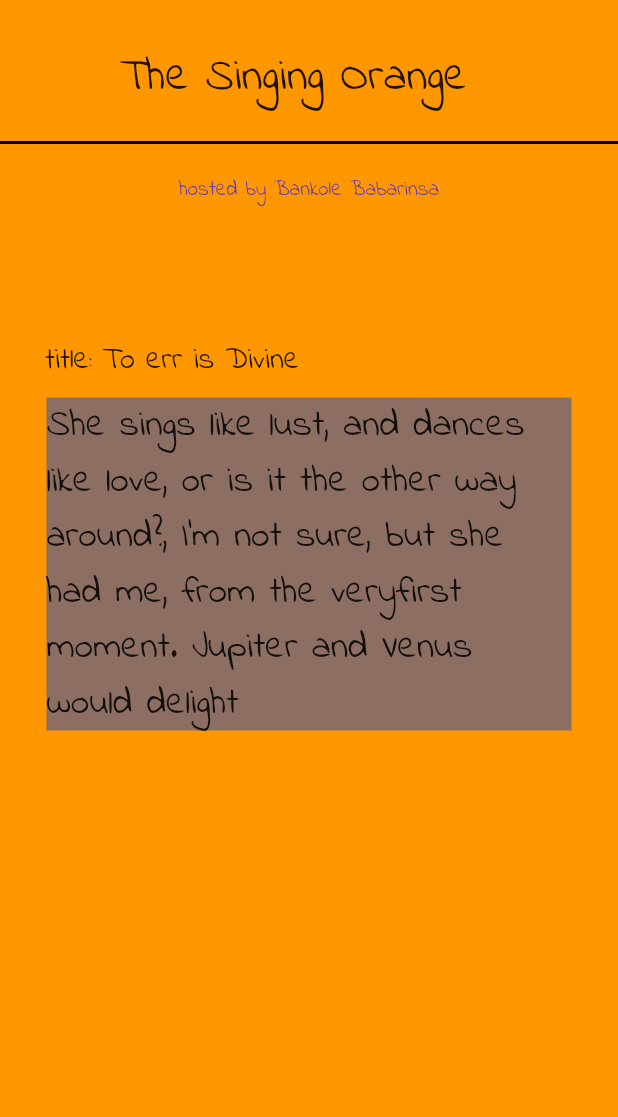
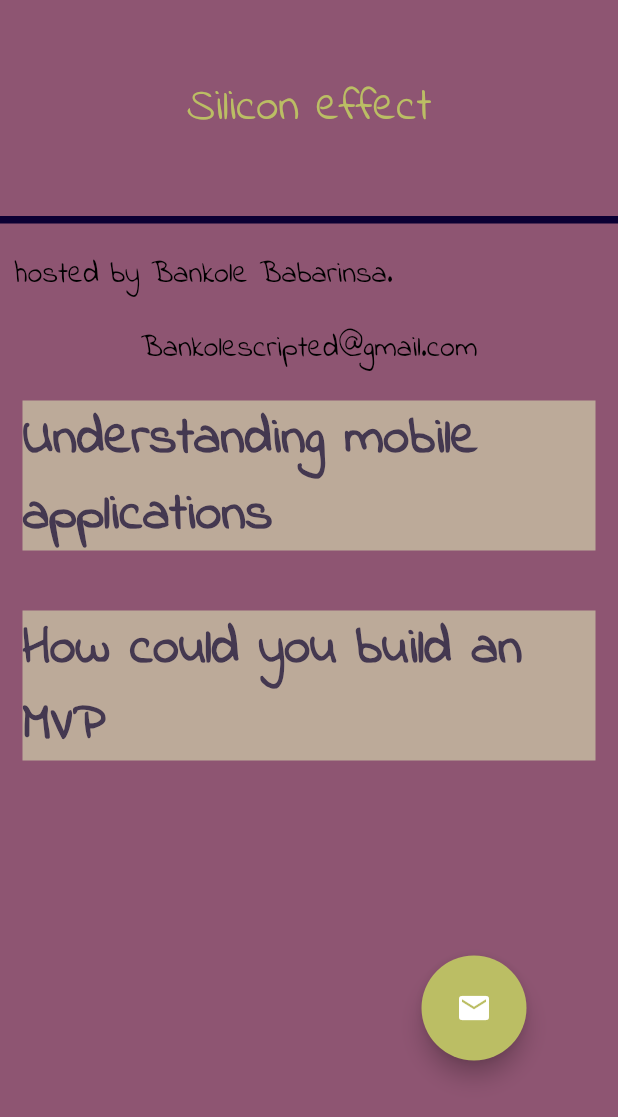
Before and after one commit to BankoleOcean29/nu_blog, a Flutter app: the screen it shows after launch, on a phone screen of 412 x 824 dp. Shown: the top 1117 px of the screen. Run offline on Flutter 3.47's test engine with Material 2 defaults, Android fonts, the phone set to English and light mode, and no system bars.

Commit message:
mobile update

```diff
--- a/lib/main.dart
+++ b/lib/main.dart
@@ -14,24 +14,34 @@ class MyApp extends StatelessWidget {
       title: 'Singing Orange',
       debugShowCheckedModeBanner: false,
       theme: ThemeData(fontFamily: 'Delicious Handrawn'),
-      home: Blog(),
+      home: Blog(myName: '', myEmail: ''),
     );
   }
 }
 
 class Blog extends StatefulWidget {
-  const Blog({Key? key}) : super(key: key);
+  const Blog({
+    Key? key,
+    required this.myName,
+    required this.myEmail,
+  }) : super(key: key);
+
+  final String myName;
+  final String myEmail;
 
   @override
   State<Blog> createState() => _BlogState();
 }
 
 class _BlogState extends State<Blog> {
+  bool isHover = false;
+  bool isHover2 = false;
+
   @override
   Widget build(BuildContext context) {
     return SafeArea(
       child: Scaffold(
-        backgroundColor: Colors.orange,
+        backgroundColor: const Color(0xff8E5572),
         body: SingleChildScrollView(
           child: LayoutBuilder(
               builder: (BuildContext context, BoxConstraints constraints) {
@@ -39,58 +49,122 @@ class _BlogState extends State<Blog> {
               return Column(
                 children: [
                   const SizedBox(
-                    height: 30,
+                    height: 50,
                   ),
-                  Row(
-                    children: const [
-                      SizedBox(
-                        width: 80,
-                      ),
-                      Text(
-                        'The Singing Orange',
-                        style: TextStyle(fontSize: 30),
-                      ),
-                    ],
+                  const Center(
+                    child: Text(
+                      'Silicon effect',
+                      style: TextStyle(fontSize: 30, color: Color(0xffBBBE64)),
+                    ),
+                  ),
+                  const SizedBox(
+                    height: 50,
+                  ),
+                  Container(
+                    height: 5,
+                    width: double.infinity,
+                    color: const Color(0xff0B0033),
                   ),
                   const SizedBox(
                     height: 20,
                   ),
-                  Container(
-                    color: Colors.black,
-                    height: 2,
-                    width: double.infinity,
+                  Row(
+                    children: [
+                      const SizedBox(
+                        width: 10,
+                      ),
+                      MouseRegion(
+                        onEnter: (PointerEvent event) {
+                          setState(() {
+                            isHover = true;
+                          });
+                        },
+                        onExit: (PointerEvent event) {
+                          setState(() {
+                            isHover = false;
+                          });
+                        },
+                        child: Text('hosted by Bankole Babarinsa.',
+                            style: TextStyle(
+                                color: isHover
+                                    ? Color(0xffBBBE64)
+                                    : Color(
+                                  0xff000000,
+                                ),
+                                fontSize: 20,
+                                fontWeight: FontWeight.w400)),
+                      ),
+                      const SizedBox(
+                        width: 20,
+                      ),
+
+                    ],
                   ),
                   const SizedBox(
-                    height: 20,
+                    height:20,
                   ),
-                  const Text(
-                    'hosted by Bankole Babarinsa',
-                    style: TextStyle(color: Colors.deepPurple),
+                  Text(
+                    'Bankolescripted@gmail.com',
+                    style: TextStyle(
+                        color: isHover2
+                            ? Color(0xffBBBE64)
+                            : Color(
+                          0xff000000,
+                        ),
+                        fontSize: 20,
+                        fontWeight: FontWeight.w400),
                   ),
                   const SizedBox(
-                    height: 90,
+                    height:20,
                   ),
-                  const Padding(
-                    padding: EdgeInsets.only(left: 30.0),
-                    child: Align(
-                        alignment: Alignment.topLeft,
+                  Padding(
+                    padding: const EdgeInsets.symmetric(horizontal: 15.0),
+                    child: Container(
+                      height: 100,
+                      width: 1000,
+                      color: const Color(0xffBCAA99),
+                      child: const Center(
                         child: Text(
-                          'title: To err is Divine',
-                          style: TextStyle(fontSize: 20),
-                        )),
+                          'Understanding mobile applications',
+                          style: TextStyle(
+                              fontSize: 35,
+                              fontWeight: FontWeight.w800,
+                              color: Color(0xff443850)),
+                        ),
+                      ),
+                    ),
                   ),
                   const SizedBox(
-                    height: 10,
+                    height: 40,
                   ),
-                  Container(
-                    color: const Color(0xff8D6E63),
-                    //height: 900,
-                    width: 350,
-                    child: const Text(
-                      'She sings like lust, and dances like love, or is it the other '
-                      'way around?, I\'m not sure, but she had me, from the very'
-                      'first moment. Jupiter and Venus would delight',
-                      style: TextStyle(fontSize: 25, height: 1.5),
+                  Padding(
+                    padding: const EdgeInsets.symmetric(horizontal: 15.0),
+                    child: Container(
+                      height: 100,
+                      width: 1000,
+                      color: const Color(0xffBCAA99),
+                      child: const Center(
+                        child: Text(
+                          'How could you build an MVP',
+                          style: TextStyle(
+                              fontSize: 35,
+                              fontWeight: FontWeight.w800,
+                              color: Color(0xff443850)),
+                        ),
+                      ),
+                    ),
+                  ),
+                  const SizedBox(
+                    height: 40,
+                  ),
+                  Padding(
+                    padding: const EdgeInsets.only(top: 90.0, left: 220),
+                    child: SizedBox(
+                      height: 70,
+                      width: 70,
+                      child: FloatingActionButton(onPressed: () {},
+                      backgroundColor: const Color(0xffBBBE64),
+                      child: Icon(Icons.mail),),
                     ),
                   )
                 ],
@@ -103,8 +177,8 @@ class _BlogState extends State<Blog> {
                   ),
                   const Center(
                     child: Text(
-                      'Singing Orange',
-                      style: TextStyle(fontSize: 100),
+                      'Silicon effect',
+                      style: TextStyle(fontSize: 100, color: Color(0xffBBBE64)),
                     ),
                   ),
                   const SizedBox(
@@ -113,23 +187,102 @@ class _BlogState extends State<Blog> {
                   Container(
                     height: 5,
                     width: double.infinity,
-                    color: Color(0xff0B0033),
+                    color: const Color(0xff0B0033),
                   ),
                   const SizedBox(
                     height: 50,
                   ),
                   Row(
-                    children: const [
-                      SizedBox(
+                    children: [
+                      const SizedBox(
                         width: 100,
                       ),
-                      Text(
-                        'hosted by Bankole Ocean',
-                        style: TextStyle(color: Color(0xff832232),
-                        fontSize: 20),
-                      )
+                      MouseRegion(
+                        onEnter: (PointerEvent event) {
+                          setState(() {
+                            isHover = true;
+                          });
+                        },
+                        onExit: (PointerEvent event) {
+                          setState(() {
+                            isHover = false;
+                          });
+                        },
+                        child: Text('hosted by Bankole Babarinsa.',
+                            style: TextStyle(
+                                color: isHover
+                                    ? Color(0xffBBBE64)
+                                    : Color(
+                                        0xff000000,
+                                      ),
+                                fontSize: 40,
+                                fontWeight: FontWeight.w700)),
+                      ),
+                      const SizedBox(
+                        width: 600,
+                      ),
+                      MouseRegion(
+                        onEnter: (PointerEvent event) {
+                          setState(() {
+                            isHover2 = true;
+                          });
+                        },
+                        onExit: (PointerEvent event) {
+                          setState(() {
+                            isHover2 = false;
+                          });
+                        },
+                        child: Text(
+                          'Bankolescripted@gmail.com',
+                          style: TextStyle(
+                              color: isHover2
+                                  ? Color(0xffBBBE64)
+                                  : Color(
+                                      0xff000000,
+                                    ),
+                              fontSize: 40,
+                              fontWeight: FontWeight.w700),
+                        ),
+                      ),
                     ],
-                  )
+                  ),
+                  const SizedBox(
+                    height: 250,
+                  ),
+                  Container(
+                    height: 100,
+                    width: 1000,
+                    color: const Color(0xffBCAA99),
+                    child: const Center(
+                      child: Text(
+                        'Understanding mobile applications',
+                        style: TextStyle(
+                            fontSize: 35,
+                            fontWeight: FontWeight.w800,
+                            color: Color(0xff443850)),
+                      ),
+                    ),
+                  ),
+                  const SizedBox(
+                    height: 140,
+                  ),
+                  Container(
+                    height: 100,
+                    width: 1000,
+                    color: const Color(0xffBCAA99),
+                    child: const Center(
+                      child: Text(
+                        'How could you build an MVP',
+                        style: TextStyle(
+                            fontSize: 35,
+                            fontWeight: FontWeight.w800,
+                            color: Color(0xff443850)),
+                      ),
+                    ),
+                  ),
+                  const SizedBox(
+                    height: 140,
+                  ),
                 ],
               );
             }
```
